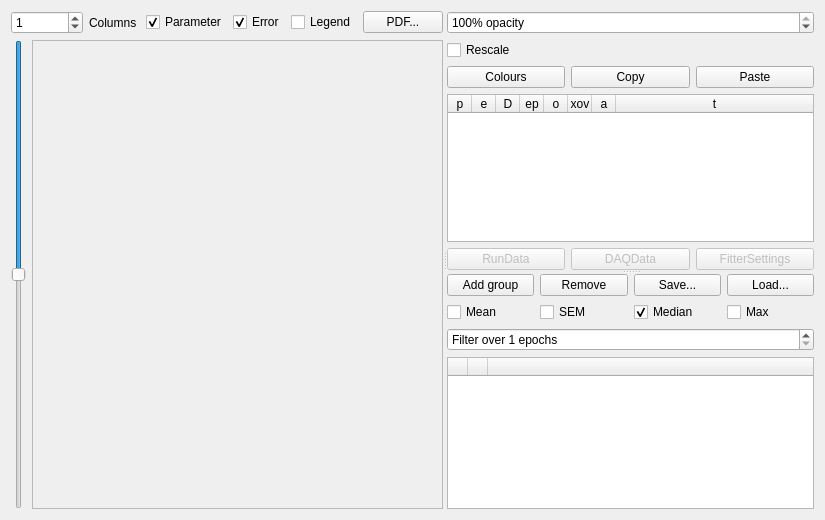
Qt form src/gui/parameterfitplotter.ui (CompEphys-team/rtdo) before a commit.
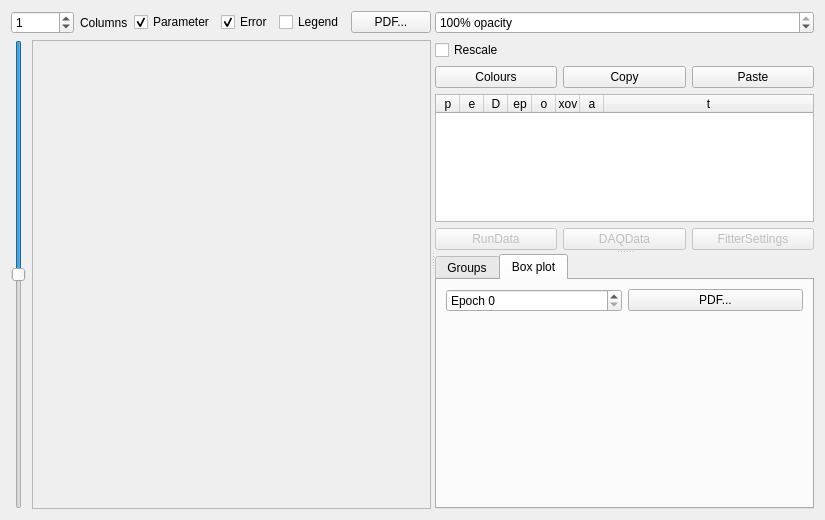
The same form after that commit. The open tabs and pages were chosen to show the change. Custom widgets are drawn as their Qt base class.

Commit message: Added a boxplot panel to better display grouped fitting results

```diff
--- a/src/gui/parameterfitplotter.ui
+++ b/src/gui/parameterfitplotter.ui
@@ -93,7 +93,7 @@
            <rect>
             <x>0</x>
             <y>0</y>
-            <width>406</width>
+            <width>402</width>
             <height>453</height>
            </rect>
           </property>
@@ -305,7 +305,14 @@
         </item>
        </layout>
       </widget>
-      <widget class="QWidget" name="widget_2" native="true">
+      <widget class="QTabWidget" name="tabWidget_2">
+       <property name="currentIndex">
+        <number>0</number>
+       </property>
+       <widget class="QWidget" name="tabWidget_2Page1" native="true">
+        <attribute name="title">
+         <string>Groups</string>
+        </attribute>
        <layout class="QGridLayout" name="gridLayout_2">
         <item row="1" column="2">
          <widget class="QCheckBox" name="median">
@@ -423,6 +430,34 @@
          </widget>
         </item>
        </layout>
+       </widget>
+       <widget class="QWidget" name="tab">
+        <attribute name="title">
+         <string>Box plot</string>
+        </attribute>
+        <layout class="QGridLayout" name="gridLayout_6">
+         <item row="0" column="1">
+          <widget class="QPushButton" name="boxplot_pdf">
+           <property name="text">
+            <string>PDF...</string>
+           </property>
+          </widget>
+         </item>
+         <item row="0" column="0">
+          <widget class="QSpinBox" name="boxplot_epoch">
+           <property name="prefix">
+            <string>Epoch </string>
+           </property>
+           <property name="maximum">
+            <number>10000</number>
+           </property>
+          </widget>
+         </item>
+         <item row="1" column="0" colspan="2">
+          <widget class="QCustomPlot" name="boxplot" native="true"/>
+         </item>
+        </layout>
+       </widget>
       </widget>
      </widget>
     </widget>
```
Left out of the diff: 40 changed lines with no effect on the pictures. Lines whose indentation alone changed are shown as unchanged. The commit also changes 3 other files.
